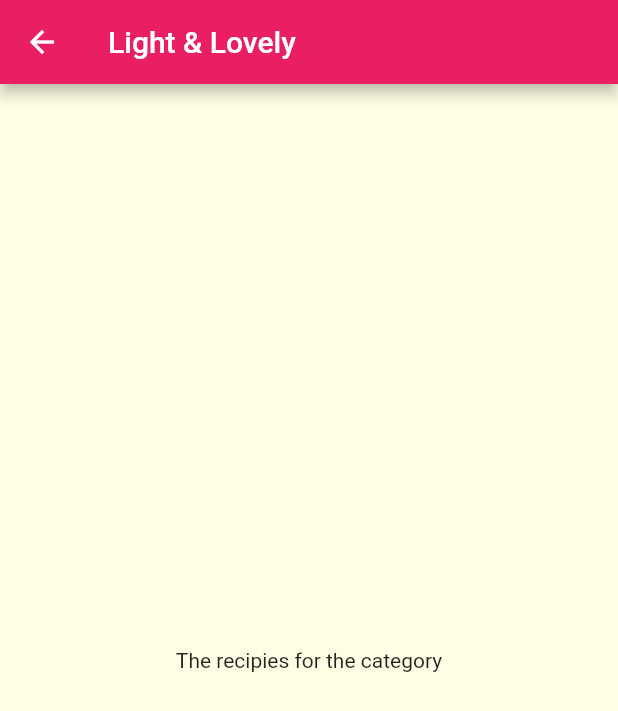
After one commit to Sudhanva-Nadiger/foodie_bro, a Flutter app: the screen it shows after launch, after a tap on "Light & Lovely", on a phone screen of 412 x 824 dp. The commit adds this screen. Shown: the top 711 px of the screen. Run offline on Flutter 3.47's test engine with Material 2 defaults, Android fonts, the phone set to English and light mode, and no system bars.

Commit message:
feat: add meals screen
- different methods of pushing screens in flutter

```diff
--- a/lib/main.dart
+++ b/lib/main.dart
@@ -1,5 +1,6 @@
 import 'package:flutter/material.dart';
 import 'package:meals_app/screens/categories_screen.dart';
+import 'package:meals_app/screens/category_meals_screen.dart';
 
 void main() {
   runApp(const MyApp());
@@ -33,6 +34,9 @@ class MyApp extends StatelessWidget {
             ),
       ),
       home: const CategoriesScreen(),
+      routes: {
+        '/category-meals': (context) => CategoryMealsScreen(),
+      },
     );
   }
 }
--- a/lib/screens/categories_screen.dart
+++ b/lib/screens/categories_screen.dart
@@ -20,7 +20,7 @@ class CategoriesScreen extends StatelessWidget {
           mainAxisSpacing: 20,
         ),
         children: DUMMY_CATEGORIES.map((catData) {
-          return CategoryItem(catData.title, catData.color);
+          return CategoryItem(catData.id, catData.title, catData.color);
         }).toList(),
       ),
     );
--- /dev/null
+++ b/lib/screens/category_meals_screen.dart
@@ -0,0 +1,22 @@
+import 'package:flutter/material.dart';
+
+class CategoryMealsScreen extends StatelessWidget {
+  // final String categoryId;
+  // final String categoryTitle;
+  const CategoryMealsScreen({Key? key}) : super(key: key);
+
+  @override
+  Widget build(BuildContext context) {
+    final routeArgs =
+        ModalRoute.of(context)?.settings.arguments as Map<String, String>;
+    final categoryName = routeArgs['title'];
+    return Scaffold(
+      appBar: AppBar(
+        title: Text(categoryName!),
+      ),
+      body: Center(
+        child: Text('The recipies for the category'),
+      ),
+    );
+  }
+}
--- a/lib/widgets/category_item.dart
+++ b/lib/widgets/category_item.dart
@@ -1,14 +1,34 @@
 import 'package:flutter/material.dart';
+import 'package:meals_app/screens/category_meals_screen.dart';
 
 class CategoryItem extends StatelessWidget {
+  final String id;
   final String title;
   final Color color;
 
-  const CategoryItem(this.title, this.color, {Key? key}) : super(key: key);
+  const CategoryItem(this.id, this.title, this.color, {Key? key})
+      : super(key: key);
+
+  void selectCategory(BuildContext context) {
+    // Navigator.of(context).push(
+    //   MaterialPageRoute(
+    //     builder: (_) => CategoryMealsScreen(),
+    //   ),
+    // );
+    Navigator.pushNamed(
+      context,
+      '/category-meals',
+      arguments: {'id': id, 'title': title},
+    );
+  }
 
   @override
   Widget build(BuildContext context) {
-    return Container(
+    return InkWell(
+      onTap: () => selectCategory(context),
+      splashColor: Theme.of(context).primaryColor,
+      borderRadius: BorderRadius.circular(15),
+      child: Container(
         padding: const EdgeInsets.all(15),
         decoration: BoxDecoration(
           gradient: LinearGradient(
@@ -22,6 +42,7 @@ class CategoryItem extends StatelessWidget {
           title,
           style: Theme.of(context).textTheme.headline2,
         ),
+      ),
     );
   }
 }
--- a/notes.txt
+++ b/notes.txt
@@ -3,3 +3,8 @@
 - GridView and GridView.builder
     - both are same, but builder is used when there is large elements which we dont know the number of count
 - list map() method will return iterables so add .toList() at the end
+- products are managed as stack.
+- 2018 set and 2021 set for theming names : https://stackoverflow.com/questions/72271461/cannot-mix-2018-and-2021-terms-in-call-to-texttheme-constructor
+- different methods of pushing routes/screens
+    1. Navigator.push => can be used on fly by using matrialroute
+    2. Navigator.pushNamed: should use routes in home screen scaffold
```
Lines whose indentation alone changed are shown as unchanged.
